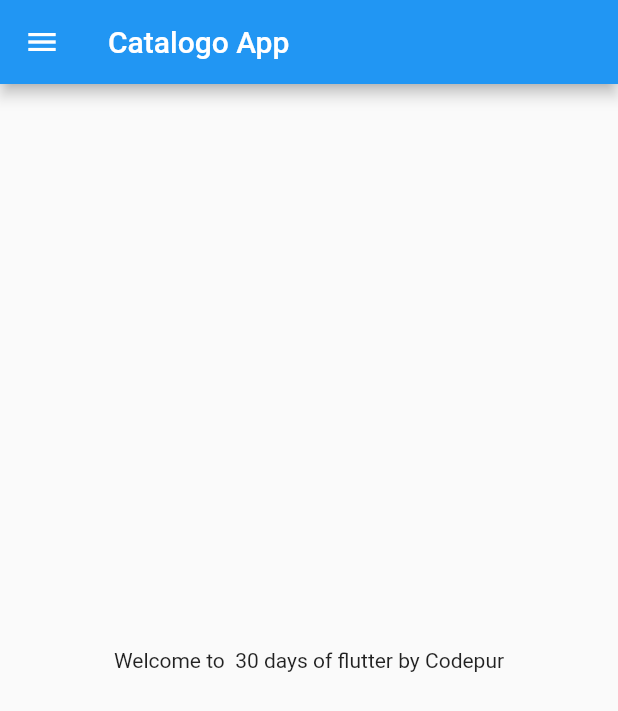
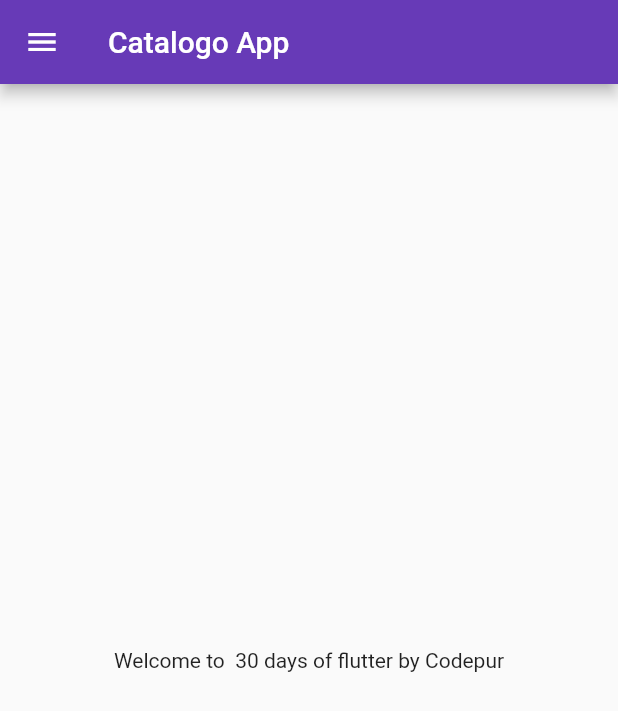
Before and after one commit to Adnanahmed76/flutter_project, a Flutter app: the screen it shows after launch, on a phone screen of 412 x 824 dp. Shown: the top 711 px of the screen. Run offline on Flutter 3.47's test engine with Material 2 defaults, Android fonts, the phone set to English and light mode, and no system bars.

Commit message:
Day3 completed

```diff
--- a/analysis_options.yaml
+++ b/analysis_options.yaml
@@ -7,7 +7,7 @@
 
 # The following line activates a set of recommended lints for Flutter apps,
 # packages, and plugins designed to encourage good coding practices.
-include: package:flutter_lints/flutter.yaml
+#include: package:flutter_lints/flutter.yaml
 
 linter:
   # The lint rules applied to this project can be customized in the
--- a/lib/main.dart
+++ b/lib/main.dart
@@ -1,5 +1,6 @@
 import 'package:flutter/material.dart';
-import 'package:flutter_project/home_page.dart';
+import 'package:flutter_project/Pages/home_page.dart';
+import 'Pages/login_page.dart';
 
 void main() {
   runApp(MyApp());
@@ -11,7 +12,15 @@ class MyApp extends StatelessWidget {
   @override
   Widget build(BuildContext context) {
     return MaterialApp(
-      home: HomePage(),
+      themeMode: ThemeMode.light,
+      theme: ThemeData(primarySwatch: Colors.deepPurple),
+      darkTheme: ThemeData(brightness: Brightness.dark),
+      initialRoute: "/home",
+      routes: {
+        "/": (context) => LoginPage(),
+        "/home": (context) => HomePage(),
+        "/login": (context) => LoginPage(),
+      },
     );
   }
 }
```
Also changed, not shown: lib/Pages/login_page.dart (added, +18 -0 lines), lib/Pages/home_page.dart (renamed from lib/home_page.dart).
